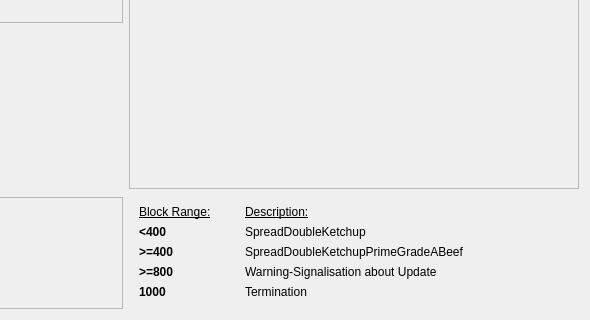
This is src/qt/forms/overviewpage.ui in zettel-kasten/burgerbot as Qt 5 draws it before an edit; both pictures show x 180 to 770 and y 160 to 480 of the 770 by 480 pixel window. The edited form follows.
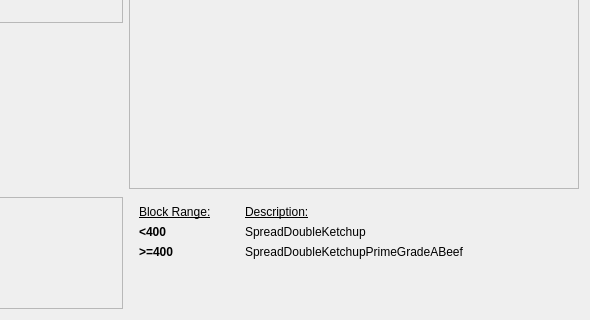
This is the edited form. Icons and pictures are not drawn.

Patch:
```diff
--- a/src/qt/forms/overviewpage.ui
+++ b/src/qt/forms/overviewpage.ui
@@ -477,7 +477,7 @@
          <item row="3" column="1">
           <widget class="QLabel" name="label_17">
            <property name="text">
-            <string>Warning-Signalisation about Update</string>
+            <string/>
            </property>
           </widget>
          </item>
@@ -548,14 +548,14 @@
             </font>
            </property>
            <property name="text">
-            <string>&gt;=800</string>
+            <string/>
            </property>
           </widget>
          </item>
          <item row="4" column="1">
           <widget class="QLabel" name="label_19">
            <property name="text">
-            <string>Termination</string>
+            <string/>
            </property>
           </widget>
          </item>
@@ -568,7 +568,7 @@
             </font>
            </property>
            <property name="text">
-            <string>1000</string>
+            <string/>
            </property>
           </widget>
          </item>
```
